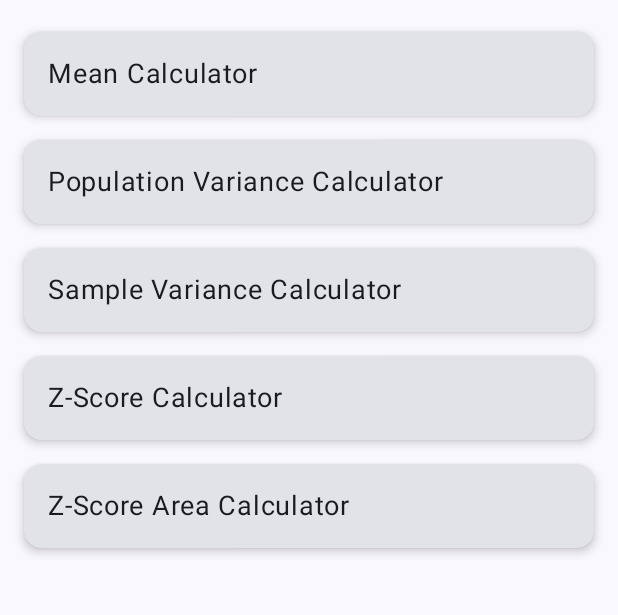
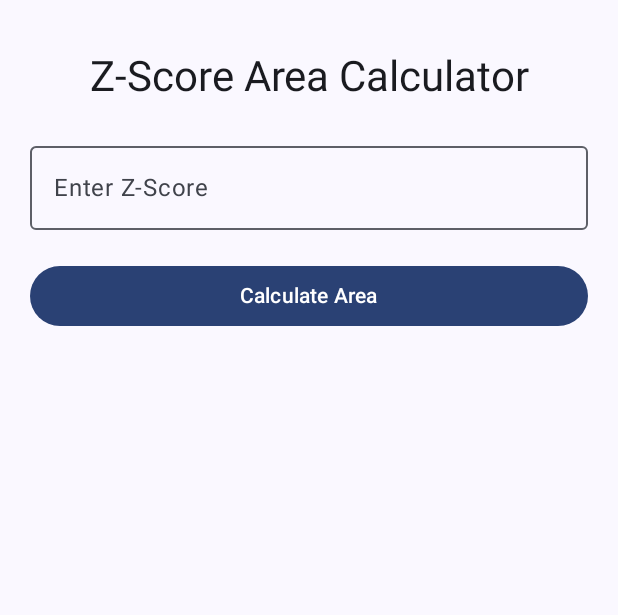
Before and after one commit to Ryanny-y/ProbCall, an Android app built with Jetpack Compose: the screen it shows after launch (MainActivity), after a tap on "Z-Score Area Calculator", on a phone screen of 412 x 824 dp, the part 112-727 px from its top. Run offline under Robolectric (Android 15) with nearby library versions, the phone set to English and light mode, and no system bars; libraries missing offline, so code that uses them is left out: org.apache.commons.

Commit message:
Make Z-Score Area Calculator

```diff
--- a/app/build.gradle.kts
+++ b/app/build.gradle.kts
@@ -46,6 +46,7 @@ dependencies {
     implementation(libs.androidx.lifecycle.runtime.ktx)
     implementation(libs.androidx.activity.compose)
     implementation(platform(libs.androidx.compose.bom))
+    implementation("org.apache.commons:commons-math3:3.6.1")
     implementation(libs.androidx.compose.ui)
     implementation(libs.androidx.compose.ui.graphics)
     implementation(libs.androidx.compose.ui.tooling.preview)
--- a/app/src/main/java/com/example/probcal/page/calculators/MeanCalc.kt
+++ b/app/src/main/java/com/example/probcal/page/calculators/MeanCalc.kt
@@ -1,4 +1,4 @@
-package com.example.probcal.pages
+package com.example.probcal.page.calculators
 
 import androidx.compose.foundation.layout.*
 import androidx.compose.material3.*
--- a/app/src/main/java/com/example/probcal/page/calculators/PopulationVarianceCalc.kt
+++ b/app/src/main/java/com/example/probcal/page/calculators/PopulationVarianceCalc.kt
@@ -1,4 +1,4 @@
-package com.example.probcal.pages
+package com.example.probcal.page.calculators
 
 import androidx.compose.foundation.layout.*
 import androidx.compose.foundation.text.KeyboardOptions
--- a/app/src/main/java/com/example/probcal/page/calculators/SampleVarianceCalc.kt
+++ b/app/src/main/java/com/example/probcal/page/calculators/SampleVarianceCalc.kt
@@ -1,4 +1,4 @@
-package com.example.probcal.pages
+package com.example.probcal.page.calculators
 
 import androidx.compose.foundation.layout.*
 import androidx.compose.foundation.text.KeyboardOptions
--- /dev/null
+++ b/app/src/main/java/com/example/probcal/page/calculators/ZScoreAreaCalc.kt
@@ -0,0 +1,82 @@
+package com.example.probcal.page.calculators
+
+import androidx.compose.foundation.layout.*
+import androidx.compose.foundation.text.KeyboardOptions
+import androidx.compose.material3.*
+import androidx.compose.runtime.*
+import androidx.compose.ui.Alignment
+import androidx.compose.ui.Modifier
+import androidx.compose.ui.text.input.KeyboardType
+import androidx.compose.ui.text.style.TextAlign
+import androidx.compose.ui.unit.dp
+import org.apache.commons.math3.special.Erf
+import kotlin.math.sqrt
+
+@Composable
+fun ZScoreAreaCalc(modifier: Modifier = Modifier) {
+
+    var zInput by remember { mutableStateOf("") }
+    var areaResult by remember { mutableStateOf<Double?>(null) }
+    var error by remember { mutableStateOf<String?>(null) }
+
+    Column(
+        modifier = modifier
+            .fillMaxSize()
+            .padding(20.dp),
+        verticalArrangement = Arrangement.Top,
+        horizontalAlignment = Alignment.CenterHorizontally
+    ) {
+        Text(
+            text = "Z-Score Area Calculator",
+            style = MaterialTheme.typography.headlineMedium
+        )
+
+        Spacer(modifier = Modifier.height(20.dp))
+
+        OutlinedTextField(
+            value = zInput,
+            onValueChange = {
+                zInput = it
+                error = null
+            },
+            label = { Text("Enter Z-Score") },
+            modifier = Modifier.fillMaxWidth(),
+            keyboardOptions = KeyboardOptions(keyboardType = KeyboardType.Number)
+        )
+
+        if (error != null) {
+            Spacer(modifier = Modifier.height(10.dp))
+            Text(text = error!!, color = MaterialTheme.colorScheme.error)
+        }
+
+        Spacer(modifier = Modifier.height(20.dp))
+
+        Button(
+            onClick = {
+                val z = zInput.toDoubleOrNull()
+                if (z == null) {
+                    error = "Please enter a valid number."
+                    areaResult = null
+                    return@Button
+                }
+
+                // Calculate the cumulative area
+                areaResult = 0.5 * (1 + Erf.erf(z / sqrt(2.0)))
+            },
+            modifier = Modifier.fillMaxWidth()
+        ) {
+            Text("Calculate Area")
+        }
+
+        Spacer(modifier = Modifier.height(20.dp))
+
+        areaResult?.let {
+            Text(
+                text = "Area under curve (P(Z ≤ ${zInput})): ${"%.4f".format(it)}",
+                style = MaterialTheme.typography.headlineSmall,
+                textAlign = TextAlign.Center,
+                modifier = Modifier.fillMaxWidth()
+            )
+        }
+    }
+}
--- a/app/src/main/java/com/example/probcal/page/calculators/ZScoreCalc.kt
+++ b/app/src/main/java/com/example/probcal/page/calculators/ZScoreCalc.kt
@@ -1,4 +1,4 @@
-package com.example.probcal.pages
+package com.example.probcal.page.calculators
 
 import androidx.compose.foundation.layout.*
 import androidx.compose.foundation.text.KeyboardOptions
--- a/app/src/main/java/com/example/probcal/ui/component/AppNavGraph.kt
+++ b/app/src/main/java/com/example/probcal/ui/component/AppNavGraph.kt
@@ -6,10 +6,7 @@ import androidx.navigation.NavHostController
 import androidx.navigation.compose.NavHost
 import androidx.navigation.compose.composable
 import com.example.probcal.page.HomeComp
-import com.example.probcal.pages.MeanCalc
-import com.example.probcal.pages.PopulationVarianceCalc
-import com.example.probcal.pages.SampleVarianceCalc
-import com.example.probcal.pages.ZScoreCalculatorCalc
+import com.example.probcal.page.calculators.*
 
 @Composable
 fun AppNavGraph(modifier: Modifier, navController: NavHostController) {
@@ -45,5 +42,8 @@ fun AppNavGraph(modifier: Modifier, navController: NavHostController) {
         composable("z_score") {
             ZScoreCalculatorCalc(modifier)
         }
+        composable("z_score_area") {
+            ZScoreAreaCalc(modifier)
+        }
     }
 }
```
